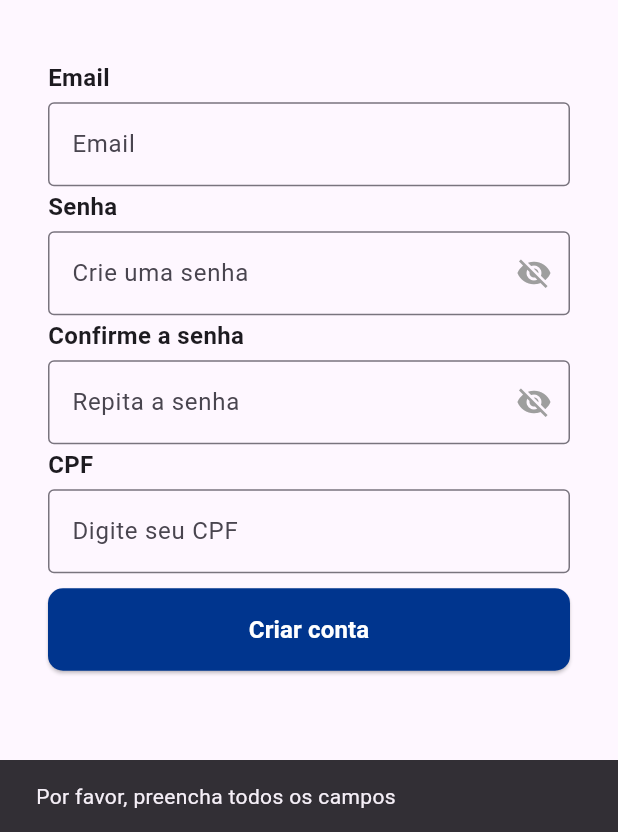
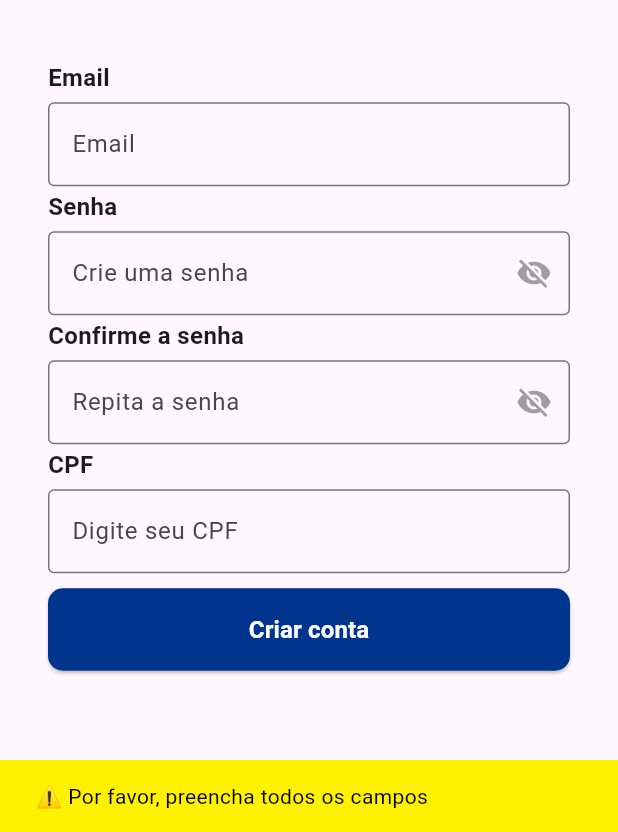
Before and after one commit to AriadineAmaral/Challenge2025, a Flutter app: the SignUpScreen screen opened directly, after a tap on "Criar conta", on a phone screen of 412 x 824 dp, the part 404-1236 px from its top. Run offline on Flutter 3.47's test engine with Material 3 defaults, Android fonts, the phone set to English and light mode, and no system bars; our stand-ins replace flutter_animate, supabase_flutter; missing offline and left inert: bcrypt; accounts and stored records are empty.

```diff
--- a/lib/data/repository/colaborador_repository.dart
+++ b/lib/data/repository/colaborador_repository.dart
@@ -1,5 +1,5 @@
 import 'package:europro/domain/models/colaborador.dart';
 
 abstract class ColaboradorRepository {
-  Future<List<Colaborador>> listColaborador();
+  Future<List<Colaborador>> listRankingColaborador();
 }
--- a/lib/data/repository/remote_colaborador_repository.dart
+++ b/lib/data/repository/remote_colaborador_repository.dart
@@ -8,8 +8,8 @@ class RemoteColaboradorRepository implements ColaboradorRepository {
   RemoteColaboradorRepository({required this.client});
 
   @override
-  Future<List<Colaborador>> listColaborador() async{
-  final result = await client.from('colaboradores').select();
+   Future<List<Colaborador>> listRankingColaborador() async{
+    final result = await client.from('colaboradores').select().order('pontuacao', ascending: false).limit(10);
     final colaboradores = result.map((e) => Colaborador.fromMap(e)).toList();
     return colaboradores;
   }
--- a/lib/data/repository/usuario_repository.dart
+++ b/lib/data/repository/usuario_repository.dart
@@ -2,4 +2,5 @@ import 'package:europro/domain/models/usuario.dart';
 
 abstract class UsuarioRepository {
   Future<void> addUsuario(Usuario usuario, String cpf);
+  Future<bool> findLoginUsuario(String email, String senha);
 }
--- a/lib/login_screens/sign_up_screen.dart
+++ b/lib/login_screens/sign_up_screen.dart
@@ -14,7 +14,6 @@ class SignUpScreen extends StatefulWidget {
 }
 
 class _AccessScreenState extends State<SignUpScreen> {
-
   final SignUpControllers _controllers = SignUpControllers();
   bool _esconderSenha = true;
 
@@ -208,25 +207,46 @@ class _AccessScreenState extends State<SignUpScreen> {
                 onPressed: () async {
                   final email = _controllers.emailController.text.trim();
                   final senha = _controllers.senhaController.text.trim();
-                  final confirmarSenha = _controllers.confirmarSenhaController.text.trim();
-                  final cpf = _controllers.cpfController.text.replaceAll(RegExp(r'\D'), '').trim();
+                  final confirmarSenha =
+                      _controllers.confirmarSenhaController.text.trim();
+                  final cpf =
+                      _controllers.cpfController.text
+                          .replaceAll(RegExp(r'\D'), '')
+                          .trim();
 
-                  if (email.isEmpty || senha.isEmpty || confirmarSenha.isEmpty || cpf.isEmpty) {
+                  if (email.isEmpty ||
+                      senha.isEmpty ||
+                      confirmarSenha.isEmpty ||
+                      cpf.isEmpty) {
                     ScaffoldMessenger.of(context).showSnackBar(
-                      const SnackBar(content: Text('Por favor, preencha todos os campos')),
+                      const SnackBar(
+                        content: Text(
+                          '⚠️ Por favor, preencha todos os campos',
+                          style: TextStyle(color: Colors.black),
+                        ),
+                        backgroundColor: Color(0xFFFFF200),
+                      ),
                     );
                     return;
                   }
 
                   if (senha != confirmarSenha) {
                     ScaffoldMessenger.of(context).showSnackBar(
-                      const SnackBar(content: Text('As senhas não coincidem')),
+                      const SnackBar(
+                        content: Text(
+                          '⚠️ As senhas não coincidem',
+                          style: TextStyle(color: Colors.black),
+                        ),
+                        backgroundColor: Color(0xFFFFF200),
+                      ),
                     );
                     return;
                   }
 
                   try {
-                    final usuarioRepo = RemoteUsuarioRepository(client: Supabase.instance.client);
+                    final usuarioRepo = RemoteUsuarioRepository(
+                      client: Supabase.instance.client,
+                    );
 
                     final novoUsuario = Usuario(
                       idColaborador: null,
@@ -236,20 +256,27 @@ class _AccessScreenState extends State<SignUpScreen> {
 
                     await usuarioRepo.addUsuario(novoUsuario, cpf);
 
-                    ScaffoldMessenger.of(context).showSnackBar(
-                      const SnackBar(content: Text('Usuário criado com sucesso')),
-                    );
-
                     Navigator.push(
                       context,
-                      MaterialPageRoute(builder: (context) => CompleteSignUpScreen()),
+                      MaterialPageRoute(
+                        builder: (context) => CompleteSignUpScreen(),
+                      ),
                     );
                   } catch (e) {
+                    String mensagemErro = e.toString().replaceAll(
+                      'Exception: ',
+                      '',
+                    );
                     ScaffoldMessenger.of(context).showSnackBar(
-                      SnackBar(content: Text('Erro: ${e.toString()}')),
+                      SnackBar(
+                        content: Text(
+                        mensagemErro,
+                          style: TextStyle(color: Colors.white),
+                        ),
+                        backgroundColor: Colors.red,
+                      ),
                     );
                   }
-
                 },
               ),
             ],
--- a/pubspec.yaml
+++ b/pubspec.yaml
@@ -16,6 +16,7 @@ dependencies:
   supabase_flutter: ^2.9.0
   provider: ^6.1.2
   flutter_dotenv: ^5.2.1
+  bcrypt: ^1.1.3
 
 dev_dependencies:
   flutter_test:
```
Also changed, not shown: lib/config/dependencies.dart (+21 -21 lines), lib/config/supabase.dart (+10 -10 lines), lib/data/repository/controller/access_controllers.dart (added, +11 -0 lines), lib/data/repository/remote_usuario_repository.dart (+62 -22 lines), lib/login_screens/access_screen.dart (+47 -1 lines), lib/main.dart (+13 -8 lines), lib/ranking_screens/ranking_sreen.dart (+41 -40 lines), lib/widgets/title_and_drawer.dart (+9 -1 lines).
